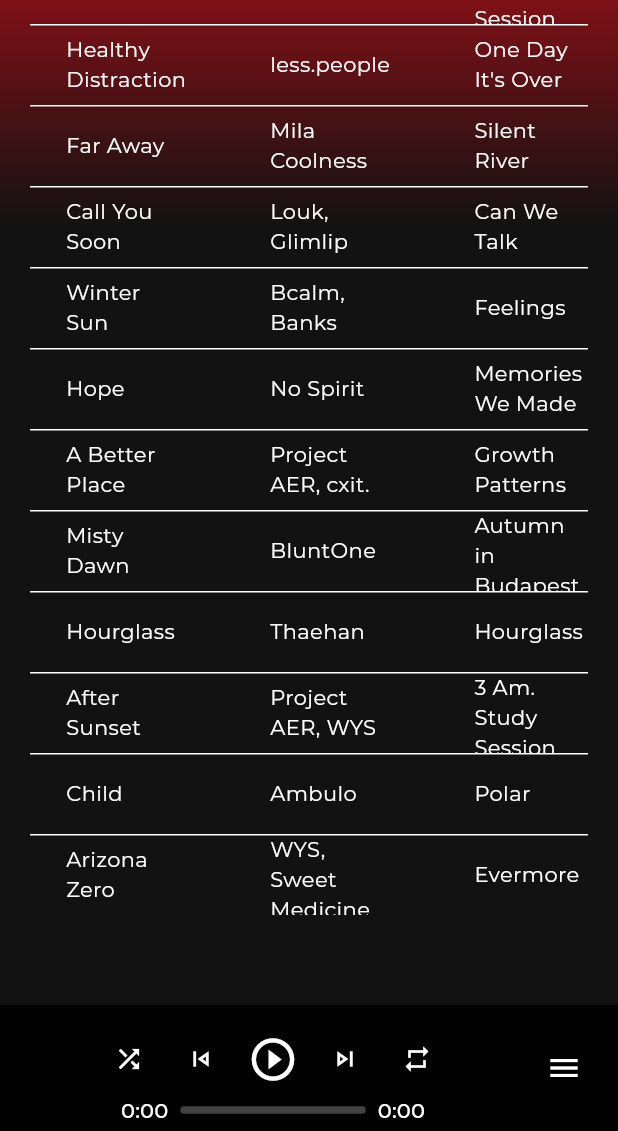
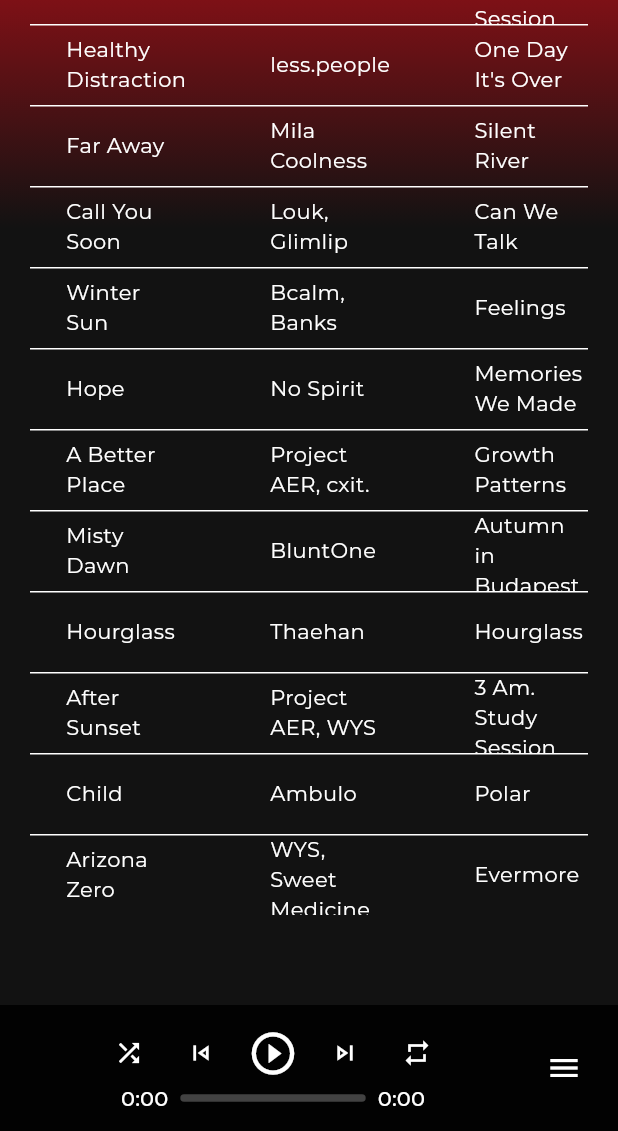
Before and after one commit to mostafijur-devs/spotify_ui, a Flutter app: the screen it shows after launch, scrolled down 521 dp, after a tap on the "chevron left" icon, on a phone screen of 412 x 824 dp, the part 105-1236 px from its top. Run offline on Flutter 3.47's test engine with Material 3 defaults, Android fonts, the phone set to English and light mode, and no system bars; our stand-ins replace flutter_screenutil; missing offline and left inert: desktop_window.

Commit message:
tracker list modify and some logic build try

```diff
--- a/lib/data/data.dart
+++ b/lib/data/data.dart
@@ -158,3 +158,40 @@ const lofihiphopPlaylist = Playlist(
   followers: '5,351,685',
   songs: _lofihiphopMusic,
 );
+
+List<Playlist> homePlaylist = [
+  Playlist(
+    id: '5-playlist',
+    name: 'lofi hip hop music - beats to relax/study to',
+    imageURL: 'assets/lofigirl.jpg',
+    description:
+    'A daily selection of chill beats - perfect to help you relax & study 📚',
+    creator: 'Lofi Girl',
+    duration: '28 min',
+    followers: '5,351,685',
+    songs: _lofihiphopMusic,
+  ),
+  Playlist(
+    id: '5-playlist',
+    name: 'lofi hip hop music - beats to relax/study to',
+    imageURL: 'assets/song1.jpg',
+    description:
+    'A daily selection of chill beats - perfect to help you relax & study 📚',
+    creator: 'Lofi Girl',
+    duration: '28 min',
+    followers: '5,351,685',
+    songs: _lofihiphopMusic,
+  ),
+  Playlist(
+    id: '5-playlist',
+    name: 'lofi hip hop music - beats to relax/study to',
+    imageURL: 'assets/song2.jpg',
+    description:
+    'A daily selection of chill beats - perfect to help you relax & study 📚',
+    creator: 'Lofi Girl',
+    duration: '28 min',
+    followers: '5,351,685',
+    songs: _lofihiphopMusic,
+  ),
+
+];
--- a/lib/main.dart
+++ b/lib/main.dart
@@ -9,11 +9,15 @@ import 'package:app/widgets/side_menu.dart';
 import 'package:desktop_window/desktop_window.dart';
 import 'package:flutter/foundation.dart';
 import 'package:flutter/material.dart';
+import 'package:flutter/services.dart';
 import 'package:flutter_screenutil/flutter_screenutil.dart';
 import 'package:provider/provider.dart';
 
 void main() async {
   WidgetsFlutterBinding.ensureInitialized();
+  SystemChrome.setPreferredOrientations([
+    DeviceOrientation.portraitUp
+  ]);
   if (!kIsWeb && (Platform.isMacOS || Platform.isLinux || Platform.isWindows)) {
     await DesktopWindow.setWindowSize(const Size(600, 800));
   }
--- a/lib/models/current_track_model.dart
+++ b/lib/models/current_track_model.dart
@@ -4,10 +4,31 @@ import '../data/data.dart';
 
 class CurrentTrackModel extends ChangeNotifier {
 Song? selected;
+List<Playlist> playlist = homePlaylist;
+int playItemNumber = 0;
+
+get playItem {
+  playItemNumber;
+  notifyListeners();
+}
+
+get playItemIncuressing {
+  if(playItemNumber<2){
+    playItemNumber++;
+    notifyListeners();
+  }
+}
+get playItemdiscures {
+  if(playItemNumber>0 ){
+    playItemNumber--;
+    notifyListeners();
+  }
+}
 
 void selectedTrack(Song track){
   selected = track;
   notifyListeners();
 }
 
+
 }
--- a/lib/screen/home/home_layout.dart
+++ b/lib/screen/home/home_layout.dart
@@ -1,4 +1,6 @@
+import 'package:app/models/current_track_model.dart';
 import 'package:flutter/material.dart';
+import 'package:provider/provider.dart';
 
 import '../../data/data.dart';
 import '../../widgets/current_tracks.dart';
@@ -19,7 +21,7 @@ class HomeLayout extends StatelessWidget {
                 if (MediaQuery.of(context).size.width > 800)
                   SideMenu(),
                    Expanded(
-                    child: PlayListScreen(playlist: lofihiphopPlaylist)),
+                    child: PlayListScreen(playlist: homePlaylist[context.read<CurrentTrackModel>().playItemNumber],context: context,)),
               ],
             ),
           ),
--- a/lib/screen/play_list_screen.dart
+++ b/lib/screen/play_list_screen.dart
@@ -1,14 +1,18 @@
 import 'package:app/data/data.dart';
+import 'package:app/models/current_track_model.dart';
 import 'package:app/widgets/play_list_header.dart';
 import 'package:app/widgets/side_menu.dart';
 import 'package:flutter/material.dart';
+import 'package:provider/provider.dart';
 
 import '../widgets/tracks_list.dart';
 
 class PlayListScreen extends StatefulWidget {
-  const PlayListScreen({super.key, required this.playlist});
+  const PlayListScreen({super.key, required this.playlist, required this.context});
 
   final Playlist playlist;
+  final BuildContext context;
+
 
   @override
   State<PlayListScreen> createState() => _PlayListScreenState();
@@ -49,7 +53,11 @@ class _PlayListScreenState extends State<PlayListScreen> {
             children: [
               InkWell(
                 customBorder: const CircleBorder(),
-                onTap: () {},
+                onTap: () {
+                  context.read<CurrentTrackModel>().playItemdiscures;
+                  print('playItem${context.read<CurrentTrackModel>().playItemNumber}');
+
+                },
                 child: Container(
                   padding: EdgeInsetsGeometry.all(6.0),
                   decoration: BoxDecoration(
@@ -62,7 +70,10 @@ class _PlayListScreenState extends State<PlayListScreen> {
               const SizedBox(width: 16.0),
               InkWell(
                 customBorder: const CircleBorder(),
-                onTap: () {},
+                onTap: () {
+                  context.read<CurrentTrackModel>().playItemIncuressing;
+                  print('playItem${context.read<CurrentTrackModel>().playItemNumber}');
+                },
                 child: Container(
                   padding: EdgeInsetsGeometry.all(6.0),
                   decoration: BoxDecoration(
--- a/lib/widgets/current_tracks.dart
+++ b/lib/widgets/current_tracks.dart
@@ -40,7 +40,9 @@ class _PlayerController extends StatelessWidget {
     final selected = context.watch<CurrentTrackModel>().selected;
     return Column(
       children: [
-        Row(
+        Expanded(
+          flex: 2,
+          child: Row(
             children: [
               IconButton(
                 padding: EdgeInsets.only(),
@@ -74,8 +76,10 @@ class _PlayerController extends StatelessWidget {
               ),
             ],
           ),
+        ),
         // SizedBox(height: 4.0,),
-        Row(
+        Expanded(
+          child: Row(
             children: [
               Text('0:00', style: Theme.of(context).textTheme.titleSmall),
               SizedBox(width: 8.0),
@@ -93,6 +97,7 @@ class _PlayerController extends StatelessWidget {
                 style: Theme.of(context).textTheme.titleSmall,
               ),
             ],
+          ),
         ),
       ],
     );
--- a/lib/widgets/play_list_header.dart
+++ b/lib/widgets/play_list_header.dart
@@ -9,7 +9,7 @@ class PlayListHeader extends StatelessWidget {
 
   @override
   Widget build(BuildContext context) {
-    bool ismobileSize = MediaQuery.of(context).size.width<500;
+    bool ismobileSize = MediaQuery.of(context).size.width<=500;
 
     return Column(
       children: [
@@ -57,7 +57,7 @@ class PlayListHeader extends StatelessWidget {
           ],
         ),
         const SizedBox(height: 20.0),
-        if(MediaQuery.of(context).size.width<500)
+        if(MediaQuery.of(context).size.width<=500)
           Column(
             crossAxisAlignment: CrossAxisAlignment.start,
             children: [
--- a/lib/widgets/tracks_list.dart
+++ b/lib/widgets/tracks_list.dart
@@ -10,6 +10,7 @@ class TracksList extends StatelessWidget {
 
   @override
   Widget build(BuildContext context) {
+    print('jhejke');
     return DataTable(
       showCheckboxColumn: false,
       dataRowHeight: 54.0,
```
Also changed, not shown: assets/song1.jpg (added), assets/song2.jpg (added). Lines whose indentation alone changed are shown as unchanged.
